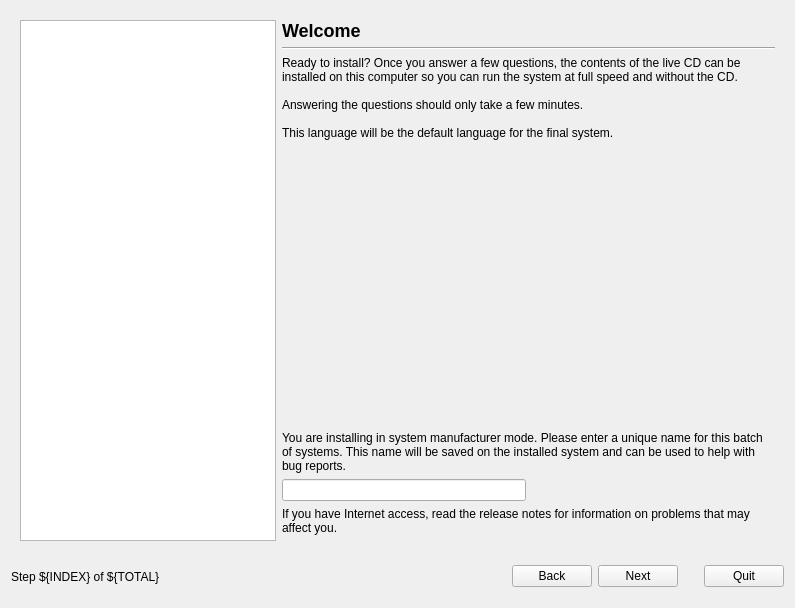
Qt form gui/qt/liveinstaller.ui (chenhan1218/ubiquity) before a commit.
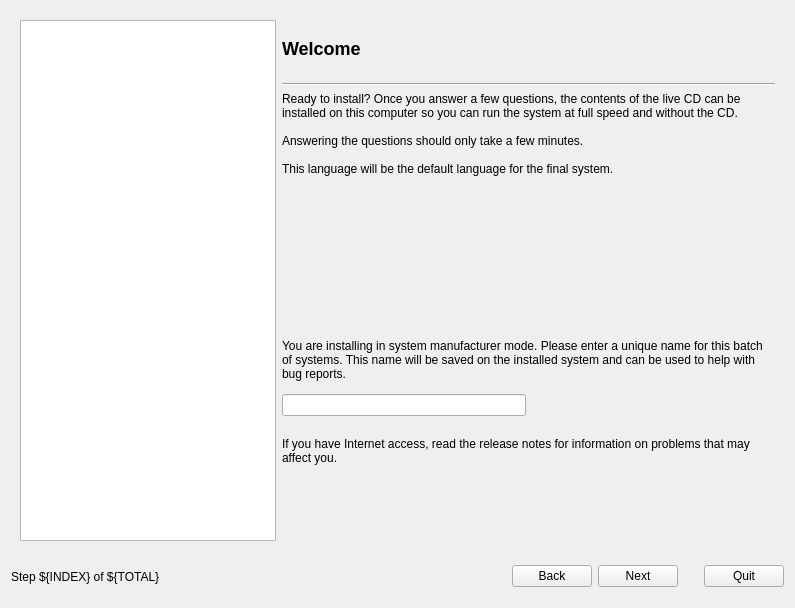
The same form after that commit. The open tabs and pages were chosen to show the change. Icons and pictures are not drawn.

Commit message: KDE Frontend, in liveinstaller.ui change size policy to stop release notes widget being half hidden

```diff
--- a/gui/qt/liveinstaller.ui
+++ b/gui/qt/liveinstaller.ui
@@ -236,7 +236,7 @@
           <enum>Qt::Vertical</enum>
          </property>
          <property name="sizeType" >
-          <enum>QSizePolicy::Expanding</enum>
+          <enum>QSizePolicy::Preferred</enum>
          </property>
          <property name="sizeHint" >
           <size>
```
The commit also changes 1 other file.
